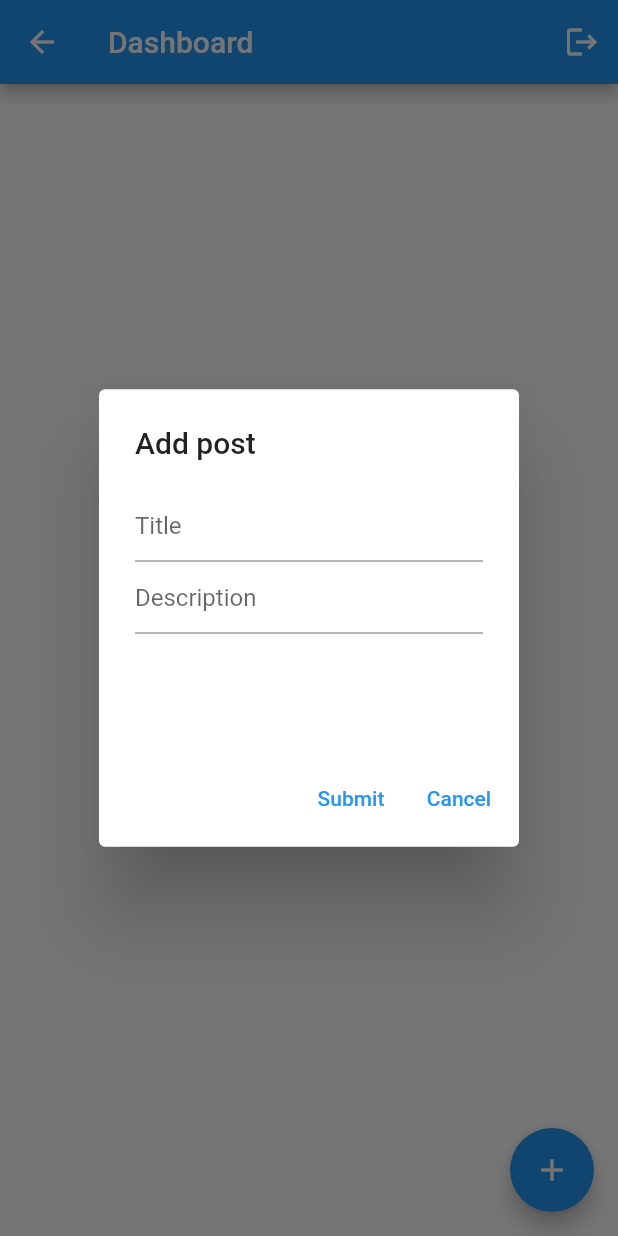
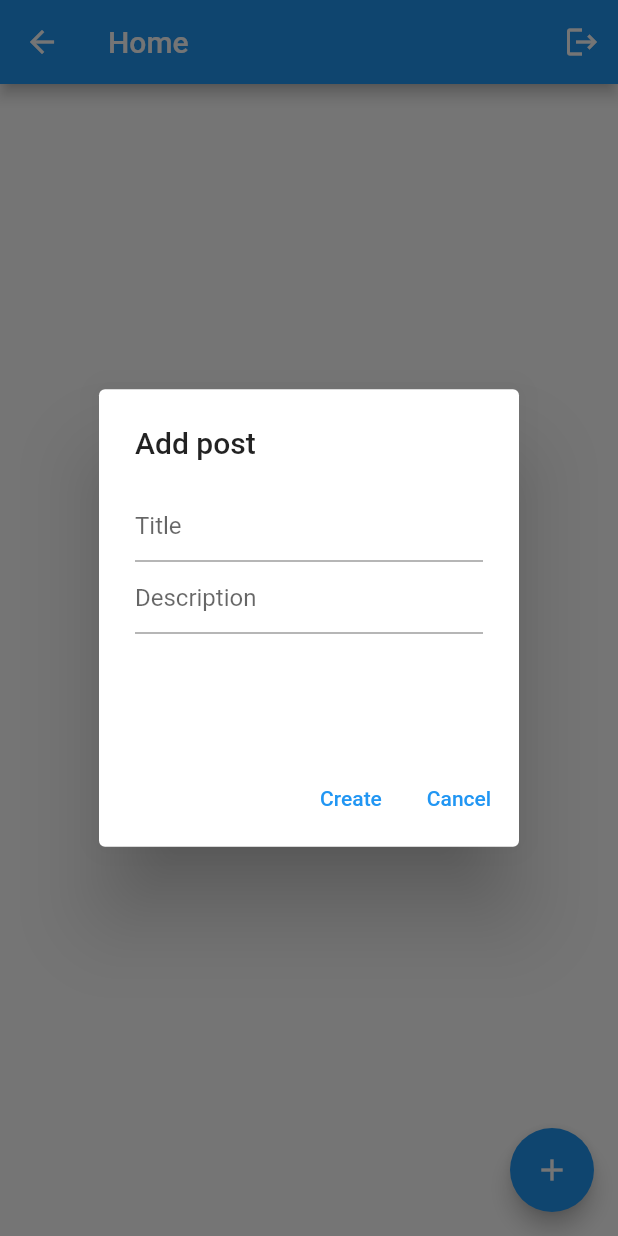
Before and after one commit to danielskjo/flutterfire-workshop, a Flutter app: the DashboardScreen screen opened by its route, after a tap on the "add" icon, on a phone screen of 412 x 824 dp. Run offline on Flutter 3.47's test engine with Material 2 defaults, Android fonts, the phone set to English and light mode, and no system bars; our stand-ins replace cloud_firestore, firebase_auth, firebase_core; accounts and stored records are empty.

Commit message:
Finished app

```diff
--- a/lib/screens/dashboard_screen.dart
+++ b/lib/screens/dashboard_screen.dart
@@ -1,7 +1,6 @@
+import 'package:cloud_firestore/cloud_firestore.dart';
 import 'package:flutter/cupertino.dart';
 import 'package:flutter/material.dart';
-import 'package:firebase_auth/firebase_auth.dart';
-import 'package:cloud_firestore/cloud_firestore.dart';
 
 import '../services/auth_service.dart';
 import '../services/db_service.dart';
@@ -19,41 +18,22 @@ class _DashboardScreenState extends State<DashboardScreen> {
   final TextEditingController _titleController = TextEditingController();
   final TextEditingController _descriptionController = TextEditingController();
 
-  List posts = [];
-
-  String userId = "";
-  String name = "";
+  late Stream posts;
 
   @override
   void initState() {
     super.initState();
-    fetchUserId();
     fetchPosts();
   }
 
-  fetchUserId() {
-    userId = FirebaseAuth.instance.currentUser!.uid;
-  }
+  fetchPosts() async {
+    dynamic results = await DatabaseService().getPosts();
 
-  fetchUserData() async {
-    dynamic user = await DatabaseService()
-        .getUserData(FirebaseAuth.instance.currentUser!.uid);
-
-    if (user != null) {
-      setState(() {
-        name = user.get(FieldPath(['name']));
-      });
-    }
-  }
-
-  fetchPosts() async {
-    dynamic result = await DatabaseService().getPostsData();
-
-    if (result == null) {
+    if (results == null) {
       print('Unable to get posts');
     } else {
       setState(() {
-        posts = result;
+        posts = results;
       });
     }
   }
@@ -62,11 +42,7 @@ class _DashboardScreenState extends State<DashboardScreen> {
   Widget build(BuildContext context) {
     return Scaffold(
       appBar: AppBar(
-        leading: BackButton(
-          color: Colors.white,
-          onPressed: () => Navigator.of(context).pop(),
-        ),
-        title: const Text("Dashboard"),
+        title: const Text("Home"),
         actions: [
           IconButton(
             icon: const Icon(Icons.logout),
@@ -75,14 +51,23 @@ class _DashboardScreenState extends State<DashboardScreen> {
         ],
       ),
       backgroundColor: Colors.white,
-      body: ListView.builder(
-          itemCount: posts.length,
-          itemBuilder: (context, index) {
-            return Card(
-                child: ListTile(
-              title: Text(posts[index]['title']),
-              subtitle: Text(posts[index]['description']),
-            ));
+      body: StreamBuilder(
+          stream: posts,
+          builder: (context, snapshot) {
+            if (!snapshot.hasData) {
+              return const Center(child: Text('Loading'));
+            }
+
+            return ListView(
+              children: (snapshot.data! as QuerySnapshot).docs.map((post) {
+                return Center(
+                  child: ListTile(
+                    title: Text(post['title']),
+                    subtitle: Text(post['description']),
+                  ),
+                );
+              }).toList(),
+            );
           }),
       floatingActionButton: FloatingActionButton(
         onPressed: () {
@@ -125,7 +110,7 @@ class _DashboardScreenState extends State<DashboardScreen> {
                   submitAction(context);
                   Navigator.pop(context);
                 },
-                child: const Text('Submit'),
+                child: const Text('Create'),
               ),
               TextButton(
                 onPressed: () {
@@ -139,8 +124,9 @@ class _DashboardScreenState extends State<DashboardScreen> {
   }
 
   submitAction(BuildContext context) {
-    DatabaseService().createPostData(DateTime.now().toString(), userId, name,
+    DatabaseService().createPost(DateTime.now().toString(),
         _titleController.text, _descriptionController.text, DateTime.now());
+    fetchPosts();
     _titleController.clear();
     _descriptionController.clear();
   }
--- a/lib/screens/login_screen.dart
+++ b/lib/screens/login_screen.dart
@@ -13,7 +13,7 @@ class LoginScreen extends StatefulWidget {
 class _LoginScreenState extends State<LoginScreen> {
   final _key = GlobalKey<FormState>();
 
-  final AuthService _auth = new AuthService();
+  final AuthService _auth = AuthService();
 
   final TextEditingController _emailController = TextEditingController();
   final TextEditingController _passwordController = TextEditingController();
@@ -116,6 +116,7 @@ class _LoginScreenState extends State<LoginScreen> {
   void login() async {
     dynamic authResult =
         await _auth.login(_emailController.text, _passwordController.text);
+
     if (authResult == null) {
       print('Could not login. Check email and password.');
     } else {
```
Also changed, not shown: lib/main.dart (+9 -8 lines), lib/screens/registration_screen.dart (+4 -21 lines), lib/services/auth_service.dart (+3 -15 lines), lib/services/db_service.dart (+5 -50 lines).
